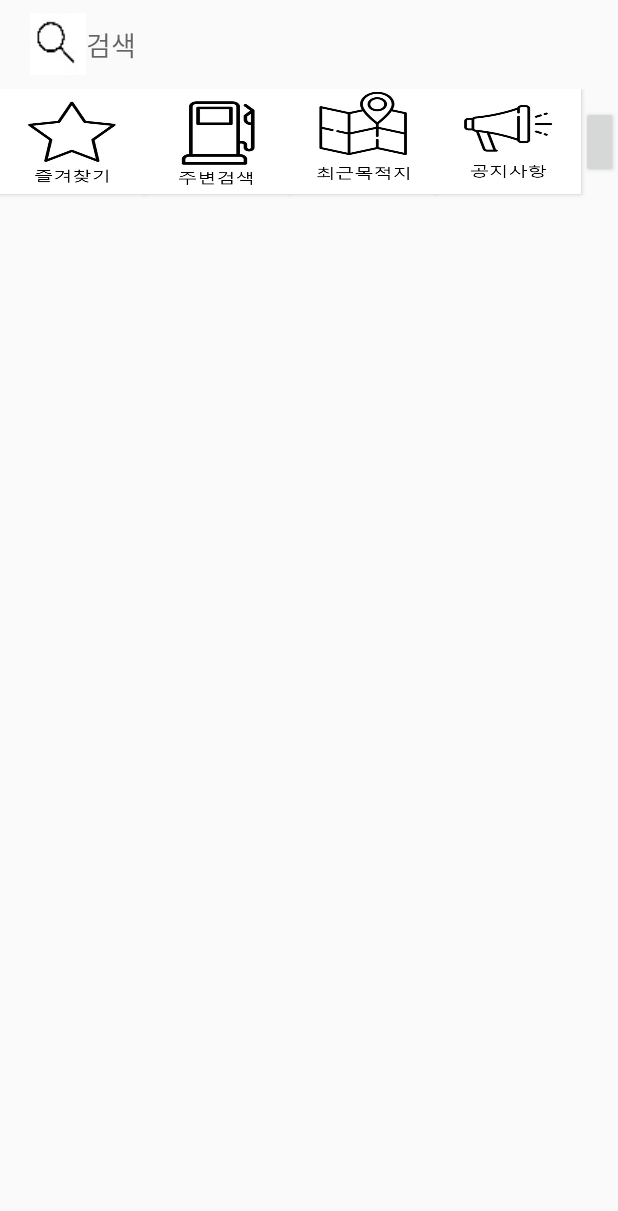
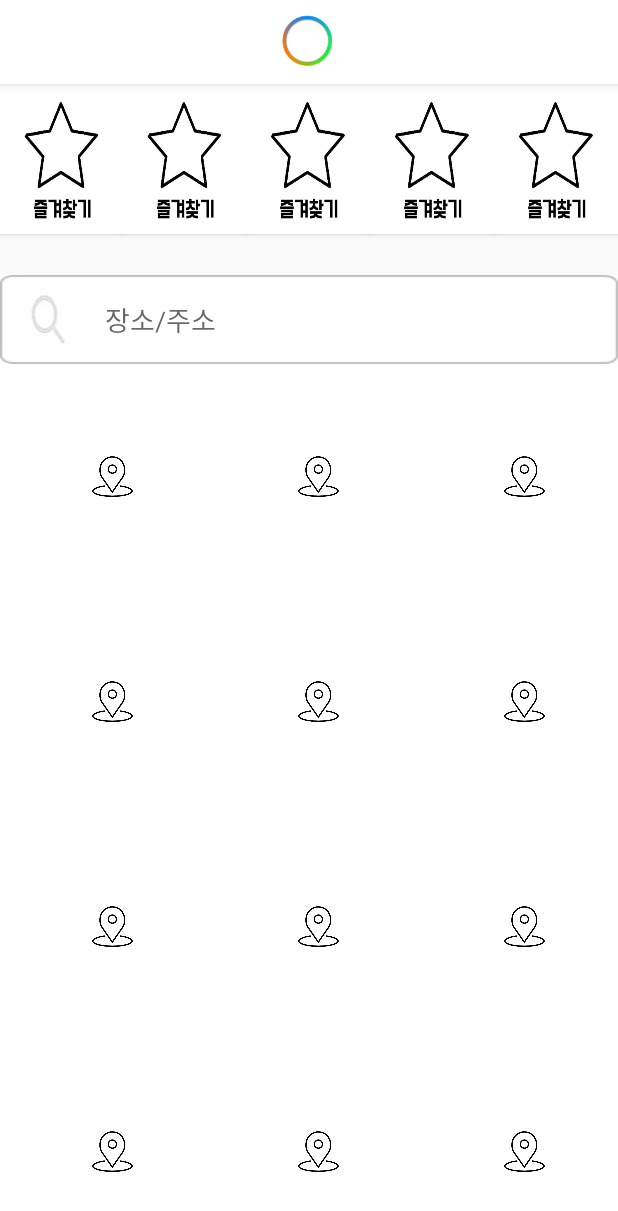
Before and after one commit to woga1999/SWContest, an Android app: the screen it shows after launch (MenuActivity), on a phone screen of 412 x 824 dp. Shown: the top 1211 px of the screen. Run offline under Robolectric (Android 15) with nearby library versions, the phone set to English and light mode, and no system bars.

Commit message:
MenuActivity 전체적으로 수정, ActionBar 생성. 검색버튼 포토샵으로 만들어 추가. 그리드뷰 추가 SearchActivity ActionBar 생성. 검색버튼 추가.

```diff
--- /dev/null
+++ b/Navigation/app/src/main/java/com/example/woga1/navigation/ImageGridViewCustomAdapter.java
@@ -0,0 +1,53 @@
+package com.example.woga1.navigation;
+
+import android.app.Activity;
+import android.content.Context;
+import android.view.LayoutInflater;
+import android.view.View;
+import android.view.ViewGroup;
+import android.widget.BaseAdapter;
+import android.widget.ImageView;
+
+import java.util.ArrayList;
+
+/**
+ * Created by Jangwon on 2017-07-31.
+ */
+
+public class ImageGridViewCustomAdapter extends BaseAdapter{
+
+    private Context context;
+    public ArrayList<Integer> imageArrayList;
+
+    public ImageGridViewCustomAdapter(Context context, ArrayList<Integer> imageArrayList){
+        this.context = context;
+        this.imageArrayList = imageArrayList;
+    }
+    @Override
+    public int getCount() {
+        return imageArrayList.size();
+    }
+
+    @Override
+    public Object getItem(int position) {
+        return imageArrayList.get(position);
+    }
+
+    @Override
+    public long getItemId(int position) {
+        return position;
+    }
+
+    @Override
+    public View getView(int position, View convertView, ViewGroup parent) {
+        View item = convertView;
+        if(item==null){
+            LayoutInflater layoutInflater = ((Activity)context).getLayoutInflater();
+            item = layoutInflater.inflate(R.layout.custom_grid_item,parent,false);
+        }
+
+        ImageView image = (ImageView)item.findViewById(R.id.imageView_gridItem);
+        image.setImageResource(imageArrayList.get(position));
+        return item;
+    }
+}
--- a/Navigation/app/src/main/java/com/example/woga1/navigation/LoadingActivity.java
+++ b/Navigation/app/src/main/java/com/example/woga1/navigation/LoadingActivity.java
@@ -4,14 +4,13 @@ import android.app.Activity;
 import android.content.Intent;
 import android.os.Bundle;
 import android.os.Handler;
-import android.view.Window;
 
 public class LoadingActivity extends Activity {
 
     @Override
     protected void onCreate(Bundle savedInstanceState) {
         super.onCreate(savedInstanceState);
-        requestWindowFeature(Window.FEATURE_NO_TITLE);
+        //requestWindowFeature(Window.FEATURE_NO_TITLE);
         setContentView(R.layout.activity_loading);
 
         startLoading();
--- a/Navigation/app/src/main/java/com/example/woga1/navigation/MenuActivity.java
+++ b/Navigation/app/src/main/java/com/example/woga1/navigation/MenuActivity.java
@@ -1,19 +1,55 @@
 package com.example.woga1.navigation;
 
-import android.app.Activity;
 import android.content.Intent;
+import android.graphics.drawable.ColorDrawable;
 import android.os.Bundle;
+import android.support.v7.app.ActionBar;
+import android.support.v7.app.AppCompatActivity;
 import android.view.View;
-import android.view.Window;
 import android.widget.EditText;
+import android.widget.GridView;
 
-public class MenuActivity extends Activity {
+import java.util.ArrayList;
+
+public class MenuActivity extends AppCompatActivity {
+
+    private GridView imageGridView;
+
     @Override
     protected void onCreate(Bundle savedInstanceState) {
         super.onCreate(savedInstanceState);
-        requestWindowFeature(Window.FEATURE_NO_TITLE);
         setContentView(R.layout.activity_menu);
         EditText search = (EditText) findViewById(R.id.search);
+        imageGridView = (GridView) findViewById(R.id.gridView);
+        getSupportActionBar().setBackgroundDrawable(new ColorDrawable(0xFFFFFFFF));
+
+        getSupportActionBar().setDisplayOptions(ActionBar.DISPLAY_SHOW_CUSTOM);
+        getSupportActionBar().setCustomView(R.layout.custom_bar);
+
+        search.setMovementMethod(null);
+//        ActionBar actionBar = getSupportActionBar();
+//        actionBar.setDisplayShowHomeEnabled(true);
+//        actionBar.setIcon(R.mipmap.circle);
+        ArrayList<Integer> imageList = new ArrayList<>();
+        imageList.add(R.drawable.mapholder);
+        imageList.add(R.drawable.mapholder);
+        imageList.add(R.drawable.mapholder);
+        imageList.add(R.drawable.mapholder);
+        imageList.add(R.drawable.mapholder);
+        imageList.add(R.drawable.mapholder);
+        imageList.add(R.drawable.mapholder);
+        imageList.add(R.drawable.mapholder);
+        imageList.add(R.drawable.mapholder);
+        imageList.add(R.drawable.mapholder);
+        imageList.add(R.drawable.mapholder);
+        imageList.add(R.drawable.mapholder);
+        imageList.add(R.drawable.mapholder);
+        imageList.add(R.drawable.mapholder);
+        imageList.add(R.drawable.mapholder);
+
+        ImageGridViewCustomAdapter customAdapter = new ImageGridViewCustomAdapter(this,imageList);
+        imageGridView.setAdapter(customAdapter);
+
         search.setOnClickListener(new EditText.OnClickListener(){
             @Override
             public void onClick(View view) {
--- a/Navigation/app/src/main/res/layout/activity_menu.xml
+++ b/Navigation/app/src/main/res/layout/activity_menu.xml
@@ -8,65 +8,68 @@
     tools:context="com.example.woga1.navigation.MenuActivity"
     android:weightSum="1">
 
-    <EditText
-        android:layout_width="372dp"
-        android:layout_height="59dp"
-        android:id="@+id/search"
-        android:hint="검색"
-        android:background="@null"
-        android:layout_gravity="center"
-        android:drawableLeft="@drawable/magnifying2"/>
-
     <LinearLayout
         android:layout_width="match_parent"
-        android:layout_height="match_parent"
-        android:layout_weight="0.03"
+        android:layout_height="127dp"
+        android:layout_alignParentTop="true"
+        android:layout_toEndOf="@+id/button1"
         android:orientation="horizontal">
 
         <Button
             android:id="@+id/button1"
-        android:layout_width="0dp"
-        android:layout_height="70dp"
-        android:layout_weight="4"
-        android:background="@drawable/bookmarks"
+            android:layout_width="60dp"
+            android:layout_height="100dp"
+            android:layout_weight="1"
+            android:background="@drawable/star"
             android:text="" />
 
         <Button
             android:id="@+id/button2"
-        android:layout_width="0dp"
-        android:layout_height="70dp"
-        android:layout_weight="4"
-        android:background="@drawable/search"
+            android:layout_width="60dp"
+            android:layout_height="100dp"
+            android:layout_weight="1"
+            android:background="@drawable/star"
             android:text="" />
 
         <Button
             android:id="@+id/button3"
-        android:layout_width="0dp"
-        android:layout_height="70dp"
-        android:layout_weight="4"
-        android:background="@drawable/recent"
+            android:layout_width="60dp"
+            android:layout_height="100dp"
+            android:layout_weight="1"
+            android:background="@drawable/star"
             android:text="" />
 
         <Button
             android:id="@+id/button4"
-        android:layout_width="0dp"
-        android:layout_height="70dp"
-        android:layout_weight="4"
-        android:background="@drawable/notice"
+            android:layout_width="60dp"
+            android:layout_height="100dp"
+            android:layout_weight="1"
+            android:background="@drawable/star"
             android:text="" />
+
         <Button
             android:id="@+id/button5"
-        android:layout_width="0dp"
-        android:layout_height="wrap_content"
+            android:layout_width="60dp"
+            android:layout_height="100dp"
             android:layout_weight="1"
+            android:background="@drawable/star"
             android:text="" />
 
     </LinearLayout>
 
+    <EditText
+        android:id="@+id/search"
+        android:layout_width="match_parent"
+        android:layout_height="59dp"
+        android:layout_gravity="center"
+        android:background="@drawable/searchbar"
+        android:hint="장소/주소"
+        android:paddingLeft="70dp" />
+
     <GridView
+        android:id="@+id/gridView"
         android:layout_width="match_parent"
-        android:layout_height="match_parent"
-        android:layout_weight="0.03"
+        android:layout_height="wrap_content"
         android:numColumns="3"/>
 
 </LinearLayout>
--- /dev/null
+++ b/Navigation/app/src/main/res/layout/custom_bar.xml
@@ -0,0 +1,25 @@
+<?xml version="1.0" encoding="utf-8"?>
+<LinearLayout xmlns:android="http://schemas.android.com/apk/res/android"
+    android:orientation="vertical"
+    android:layout_width="match_parent"
+    android:layout_height="match_parent"
+    android:weightSum="1">
+
+    <!--<TextView-->
+        <!--android:layout_width="wrap_content"-->
+        <!--android:layout_height="wrap_content"-->
+        <!--android:layout_gravity="center"-->
+        <!--android:text="@string/app_name"-->
+        <!--android:textColor="#ffffff"-->
+        <!--android:id="@+id/mytext"-->
+        <!--android:textSize="22sp" />-->
+
+    <ImageView
+        android:id="@+id/imageView1"
+        android:layout_width="52dp"
+        android:layout_height="52dp"
+        android:layout_gravity="center"
+        android:layout_weight="0.04"
+        android:src="@mipmap/circle" />
+
+</LinearLayout>
--- /dev/null
+++ b/Navigation/app/src/main/res/layout/custom_grid_item.xml
@@ -0,0 +1,12 @@
+<?xml version="1.0" encoding="utf-8"?>
+<LinearLayout xmlns:android="http://schemas.android.com/apk/res/android"
+    xmlns:app="http://schemas.android.com/apk/res-auto"
+    android:orientation="vertical" android:layout_width="match_parent"
+    android:layout_height="match_parent">
+
+    <ImageView
+        android:id="@+id/imageView_gridItem"
+        android:layout_width="150dp"
+        android:layout_height="150dp"
+        app:srcCompat="@drawable/star" />
+</LinearLayout>
```
Also changed, not shown: Navigation/app/src/main/AndroidManifest.xml (+4 -4 lines), Navigation/app/src/main/java/com/example/woga1/navigation/SearchActivity.java (+12 -4 lines), Navigation/app/src/main/res/layout/activity_image_grid_adapter.xml (added, +9 -0 lines), Navigation/app/src/main/res/layout/activity_search.xml (+46 -6 lines), Navigation/app/src/main/res/drawable/mapholder.jpg (added), Navigation/app/src/main/res/drawable/recent.jpg, Navigation/app/src/main/res/drawable/search.jpg, Navigation/app/src/main/res/drawable/searchbar.jpg (added), Navigation/app/src/main/res/drawable/star.jpg (added), Navigation/app/src/main/res/mipmap-mdpi/recent.jpg (added), Navigation/app/src/main/res/mipmap-xxxhdpi/circle.jpg (added). Lines whose indentation alone changed are shown as unchanged.
